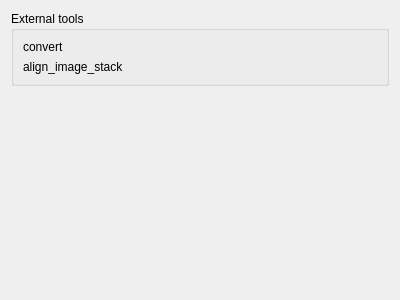
Before: the Qt Designer form src/gui/desktop/config_tabs/tools_tab.ui in Kicer86/photobroom, drawn with Qt 5.
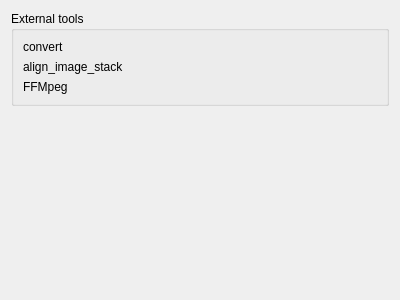
After: the same form once the commit is applied. Custom widgets are drawn as their Qt base class.

Commit message: configuration tab for FFMpeg

What changed in the file:
```diff
--- a/src/gui/desktop/config_tabs/tools_tab.ui
+++ b/src/gui/desktop/config_tabs/tools_tab.ui
@@ -46,6 +46,16 @@
       <item row="1" column="1">
        <widget class="QtExtChooseFile" name="aisPath" native="true"/>
       </item>
+      <item row="2" column="0">
+       <widget class="QLabel" name="ffmpegLabel">
+        <property name="text">
+         <string>FFMpeg</string>
+        </property>
+       </widget>
+      </item>
+      <item row="2" column="1">
+       <widget class="QtExtChooseFile" name="ffmpegPath" native="true"/>
+      </item>
      </layout>
     </widget>
    </item>
```
The commit also changes 3 other files.
